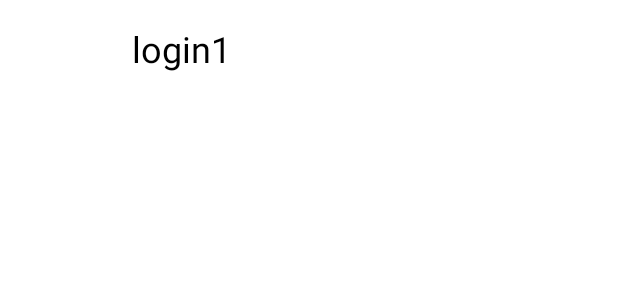
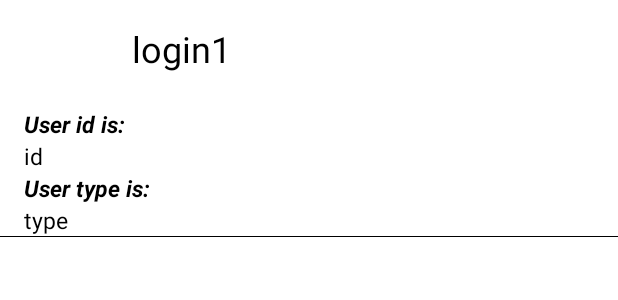
Before and after one commit to Robilko/Education_POPLibraries_-RxJava_Dagger_Moxy, an Android app: the layout view_user.xml on its own in the app's theme, with its tools: preview values and no code run, on a phone screen of 412 x 824 dp. Shown: the top 300 px of the screen. Run offline under Robolectric (Android 15) with nearby library versions, the phone set to English and light mode, and no system bars.

```diff
--- a/homework5/src/main/java/com/example/homework5/data/GitHubUserRepository.kt
+++ b/homework5/src/main/java/com/example/homework5/data/GitHubUserRepository.kt
@@ -6,6 +6,6 @@ interface GitHubUserRepository {
 
     fun getUsers(): Single<List<GitHubUser>>
 
-    fun getUserByLogin(userId: String): GitHubUser?
+    fun getUserByLogin(login: String): Single<GitHubUser>
 
 }
--- a/homework5/src/main/java/com/example/homework5/data/GitHubUserRepositoryImpl.kt
+++ b/homework5/src/main/java/com/example/homework5/data/GitHubUserRepositoryImpl.kt
@@ -7,11 +7,7 @@ class GitHubUserRepositoryImpl : GitHubUserRepository {
 
     private val gitHubApi = GitHubApiFactory.create()
 
-    override fun getUsers(): Single<List<GitHubUser>> {
-        return gitHubApi.fetchUsers()
-    }
+    override fun getUsers(): Single<List<GitHubUser>> = gitHubApi.fetchUsers()
 
-    override fun getUserByLogin(userId: String): GitHubUser? {
-        return null
-    }
+    override fun getUserByLogin(login: String): Single<GitHubUser> = gitHubApi.fetchUserByLogin(login)
 }
--- a/homework5/src/main/java/com/example/homework5/mvpuser/UserFragment.kt
+++ b/homework5/src/main/java/com/example/homework5/mvpuser/UserFragment.kt
@@ -2,7 +2,10 @@ package com.example.homework5.mvpuser
 
 import android.os.Bundle
 import android.view.View
+import android.widget.Toast
 import androidx.fragment.app.Fragment
+import androidx.transition.Visibility
+import com.bumptech.glide.Glide
 import com.example.homework5.App.Navigation.router
 import com.example.homework5.R
 import com.example.homework5.data.GitHubUser
@@ -34,7 +37,17 @@ class UserFragment: MvpAppCompatFragment(R.layout.view_user), UserView {
     }
 
     override fun showUser(user: GitHubUser) {
+        viewBinding.userProperties.visibility = View.VISIBLE
+        Glide.with(viewBinding.userAvatar.context)
+            .load(user.avatarUrl)
+            .into(viewBinding.userAvatar)
         viewBinding.userLogin.text = user.login
+        viewBinding.userType.text = user.type
+        viewBinding.userId.text = user.id
+    }
+
+    override fun showError(message: String) {
+        Toast.makeText(context, message, Toast.LENGTH_SHORT).show()
     }
 
     companion object {
--- a/homework5/src/main/java/com/example/homework5/mvpuser/UserPresenter.kt
+++ b/homework5/src/main/java/com/example/homework5/mvpuser/UserPresenter.kt
@@ -2,6 +2,8 @@ package com.example.homework5.mvpuser
 
 import com.example.homework5.data.GitHubUserRepository
 import com.example.homework5.navigation.CustomRouter
+import io.reactivex.rxjava3.android.schedulers.AndroidSchedulers
+import io.reactivex.rxjava3.schedulers.Schedulers
 import moxy.MvpPresenter
 
 class UserPresenter(
@@ -13,6 +15,12 @@ class UserPresenter(
     override fun onFirstViewAttach() {
         userRepository
             .getUserByLogin(userLogin)
-            ?.let(viewState::showUser)
+            .subscribeOn(Schedulers.io())
+            .observeOn(AndroidSchedulers.mainThread())
+            .subscribe({ user ->
+                viewState.showUser(user)
+            }, { error ->
+                viewState.showError(error.message.toString())
+            })
     }
 }
--- a/homework5/src/main/java/com/example/homework5/mvpuser/UserView.kt
+++ b/homework5/src/main/java/com/example/homework5/mvpuser/UserView.kt
@@ -2,15 +2,16 @@ package com.example.homework5.mvpuser
 
 import com.example.homework5.data.GitHubUser
 import moxy.MvpView
-import moxy.viewstate.strategy.alias.SingleState
-
+import moxy.viewstate.strategy.SingleStateStrategy
+import moxy.viewstate.strategy.StateStrategyType
+@StateStrategyType(SingleStateStrategy::class)
 interface UserView : MvpView {
 
     /**
      * Показывает информацию о пользователе.
      * @param user пользователь
      */
-    @SingleState
     fun showUser(user: GitHubUser)
+    fun showError(message: String)
 
 }
--- a/homework5/src/main/res/layout/view_user.xml
+++ b/homework5/src/main/res/layout/view_user.xml
@@ -3,21 +3,77 @@
     xmlns:tools="http://schemas.android.com/tools"
     android:layout_width="match_parent"
     android:layout_height="wrap_content"
+    android:orientation="vertical">
+
+<LinearLayout
+    android:layout_width="match_parent"
+    android:layout_height="wrap_content"
     android:orientation="horizontal">
 
     <ImageView
-        android:id="@+id/userAvatar"
-        android:layout_width="40dp"
-        android:layout_margin="16dp"
-        android:layout_height="40dp"/>
+        android:id="@+id/user_avatar"
+        android:layout_width="@dimen/user_fragment_avatar_size"
+        android:layout_margin="@dimen/user_fragment_default_margin"
+        android:layout_height="@dimen/user_fragment_avatar_size"/>
 
     <TextView
-        android:id="@+id/userLogin"
+        android:id="@+id/user_login"
         android:layout_width="match_parent"
         android:layout_height="wrap_content"
-        android:padding="16dp"
+        android:padding="@dimen/user_fragment_default_margin"
         android:textColor="@android:color/black"
-        android:textSize="24sp"
+        android:textSize="@dimen/user_fragment_login_text_size"
         tools:text="login1" />
 
 </LinearLayout>
+
+    <LinearLayout
+        android:id="@+id/user_properties"
+        android:layout_width="match_parent"
+        android:layout_height="wrap_content"
+        android:orientation="vertical"
+        android:visibility="gone"
+        tools:visibility="visible">
+
+    <TextView
+        android:layout_width="match_parent"
+        android:layout_height="wrap_content"
+        android:paddingHorizontal="@dimen/user_fragment_default_margin"
+        android:text="@string/user_id_header"
+        android:textStyle="italic|bold"
+        android:textColor="@android:color/black"
+        android:textSize="@dimen/user_fragment_fields_text_size"/>
+
+    <TextView
+        android:id="@+id/user_id"
+        android:layout_width="match_parent"
+        android:layout_height="wrap_content"
+        android:paddingHorizontal="@dimen/user_fragment_default_margin"
+        android:textColor="@android:color/black"
+        android:textSize="@dimen/user_fragment_fields_text_size"
+        tools:text="id" />
+
+    <TextView
+        android:layout_width="match_parent"
+        android:layout_height="wrap_content"
+        android:paddingHorizontal="@dimen/user_fragment_default_margin"
+        android:text="@string/user_type_header"
+        android:textStyle="italic|bold"
+        android:textColor="@android:color/black"
+        android:textSize="@dimen/user_fragment_fields_text_size"/>
+
+    <TextView
+        android:id="@+id/user_type"
+        android:layout_width="match_parent"
+        android:layout_height="wrap_content"
+        android:paddingHorizontal="@dimen/user_fragment_default_margin"
+        android:textColor="@android:color/black"
+        android:textSize="@dimen/user_fragment_fields_text_size"
+        tools:text="type" />
+    </LinearLayout>
+
+    <View
+        android:layout_width="match_parent"
+        android:layout_height="1px"
+        android:background="@color/black"/>
+    </LinearLayout>
--- /dev/null
+++ b/homework5/src/main/res/values/dimens.xml
@@ -0,0 +1,7 @@
+<?xml version="1.0" encoding="utf-8"?>
+<resources>
+    <dimen name="user_fragment_default_margin">16dp</dimen>
+    <dimen name="user_fragment_fields_text_size">15sp</dimen>
+    <dimen name="user_fragment_avatar_size">40dp</dimen>
+    <dimen name="user_fragment_login_text_size">24sp</dimen>
+</resources>
--- a/homework5/src/main/res/values/strings.xml
+++ b/homework5/src/main/res/values/strings.xml
@@ -1,3 +1,5 @@
 <resources>
     <string name="app_name">Homework 5</string>
+    <string name="user_type_header">User type is:</string>
+    <string name="user_id_header">User id is:</string>
 </resources>
```
